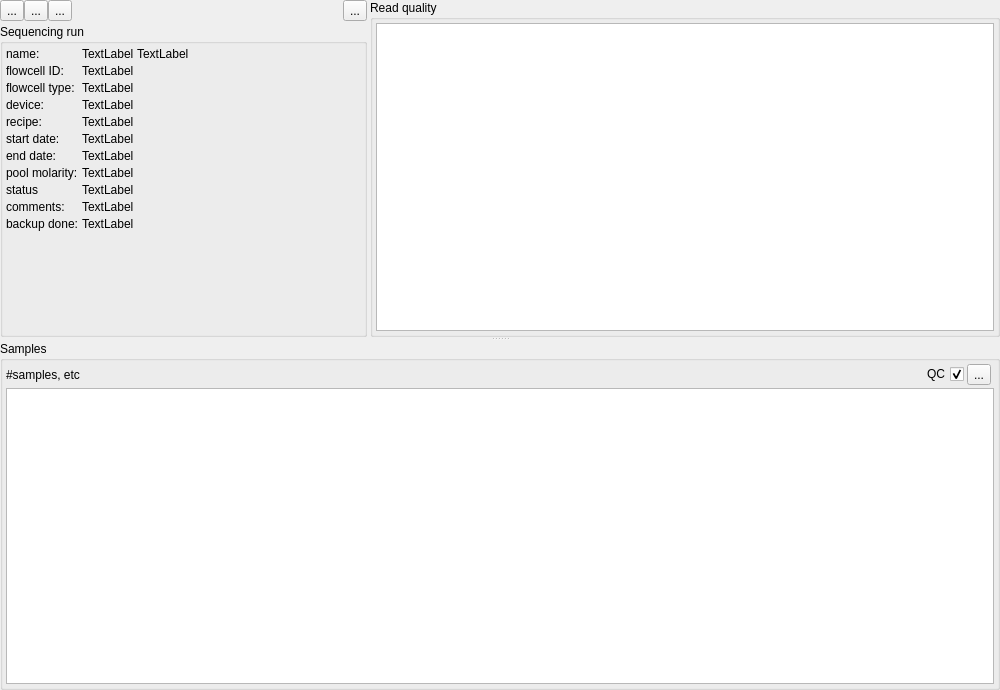
Before: the Qt Designer form src/GSvar/SequencingRunWidget.ui in imgag/ngs-bits, drawn with Qt 5.
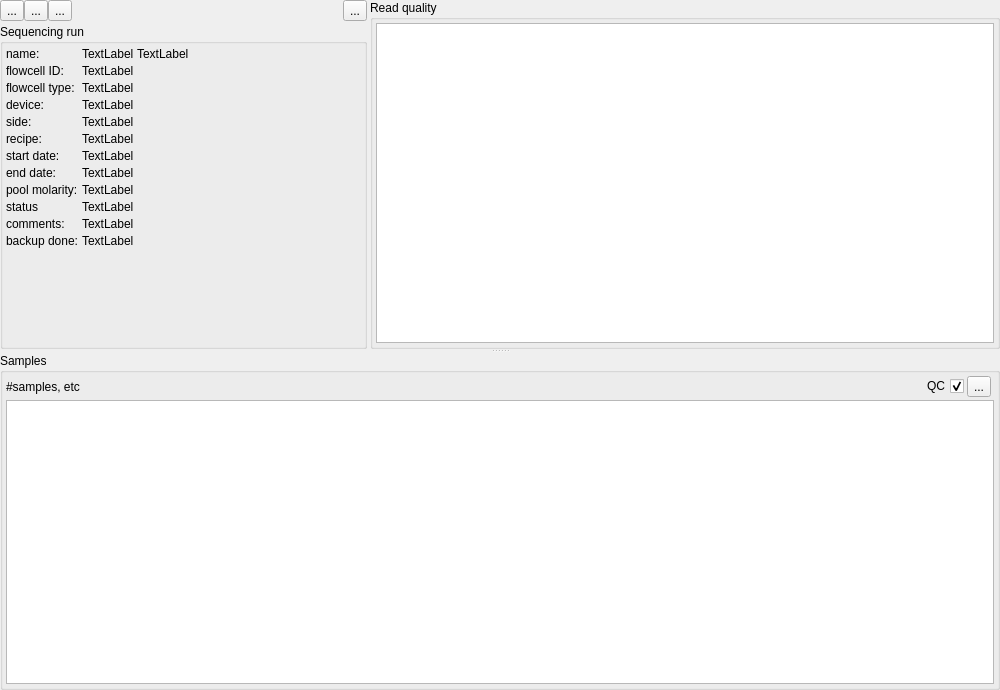
After: the same form once the commit is applied. Icons and pictures are not drawn. Custom widgets are drawn as their Qt base class.

Commit message: NGSD/GSvar: added sequencer side to sequencing_run table

Patch:
```diff
--- a/src/GSvar/SequencingRunWidget.ui
+++ b/src/GSvar/SequencingRunWidget.ui
@@ -288,14 +288,14 @@
             </property>
            </widget>
           </item>
-          <item row="4" column="0">
+          <item row="5" column="0">
            <widget class="QLabel" name="label_5">
             <property name="text">
              <string>recipe:</string>
             </property>
            </widget>
           </item>
-          <item row="4" column="1">
+          <item row="5" column="1">
            <widget class="QLabel" name="recipe">
             <property name="text">
              <string>TextLabel</string>
@@ -305,14 +305,14 @@
             </property>
            </widget>
           </item>
-          <item row="5" column="0">
+          <item row="6" column="0">
            <widget class="QLabel" name="label_2">
             <property name="text">
              <string>start date:</string>
             </property>
            </widget>
           </item>
-          <item row="5" column="1">
+          <item row="6" column="1">
            <widget class="QLabel" name="start">
             <property name="text">
              <string>TextLabel</string>
@@ -322,14 +322,14 @@
             </property>
            </widget>
           </item>
-          <item row="6" column="0">
+          <item row="7" column="0">
            <widget class="QLabel" name="label_3">
             <property name="text">
              <string>end date:</string>
             </property>
            </widget>
           </item>
-          <item row="6" column="1">
+          <item row="7" column="1">
            <widget class="QLabel" name="end">
             <property name="text">
              <string>TextLabel</string>
@@ -339,7 +339,7 @@
             </property>
            </widget>
           </item>
-          <item row="7" column="0">
+          <item row="8" column="0">
            <widget class="QLabel" name="label_9">
             <property name="toolTip">
              <string>Pool molarity and quantification method.</string>
@@ -349,7 +349,7 @@
             </property>
            </widget>
           </item>
-          <item row="7" column="1">
+          <item row="8" column="1">
            <widget class="QLabel" name="molarity_and_method">
             <property name="text">
              <string>TextLabel</string>
@@ -359,14 +359,14 @@
             </property>
            </widget>
           </item>
-          <item row="8" column="0">
+          <item row="9" column="0">
            <widget class="QLabel" name="label_8">
             <property name="text">
              <string>status</string>
             </property>
            </widget>
           </item>
-          <item row="8" column="1">
+          <item row="9" column="1">
            <widget class="QLabel" name="status">
             <property name="text">
              <string>TextLabel</string>
@@ -376,7 +376,7 @@
             </property>
            </widget>
           </item>
-          <item row="9" column="0">
+          <item row="10" column="0">
            <widget class="QLabel" name="label_6">
             <property name="text">
              <string>comments:</string>
@@ -386,7 +386,7 @@
             </property>
            </widget>
           </item>
-          <item row="9" column="1">
+          <item row="10" column="1">
            <widget class="QLabel" name="comments">
             <property name="text">
              <string>TextLabel</string>
@@ -396,20 +396,37 @@
             </property>
            </widget>
           </item>
-          <item row="10" column="0">
+          <item row="11" column="0">
            <widget class="QLabel" name="label_7">
             <property name="text">
              <string>backup done:</string>
             </property>
            </widget>
           </item>
-          <item row="10" column="1">
+          <item row="11" column="1">
            <widget class="QLabel" name="backup">
             <property name="text">
              <string>TextLabel</string>
             </property>
            </widget>
           </item>
+          <item row="4" column="0">
+           <widget class="QLabel" name="label_12">
+            <property name="text">
+             <string>side:</string>
+            </property>
+           </widget>
+          </item>
+          <item row="4" column="1">
+           <widget class="QLabel" name="side">
+            <property name="text">
+             <string>TextLabel</string>
+            </property>
+            <property name="textInteractionFlags">
+             <set>Qt::LinksAccessibleByMouse|Qt::TextSelectableByMouse</set>
+            </property>
+           </widget>
+          </item>
          </layout>
         </widget>
        </item>
```
The commit also changes 2 other files.
